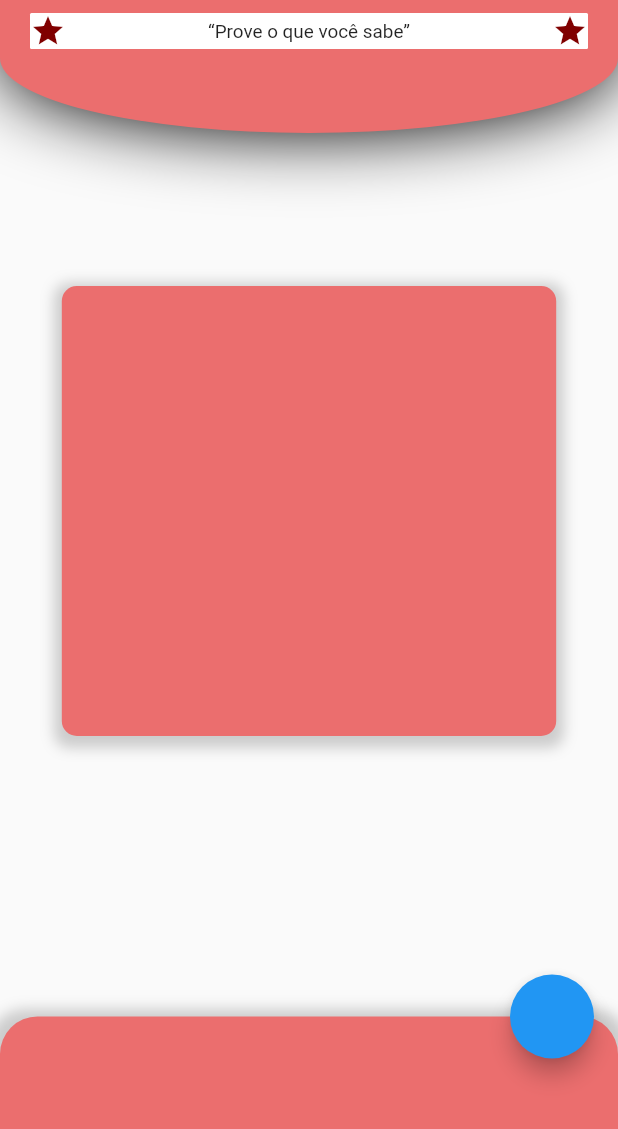
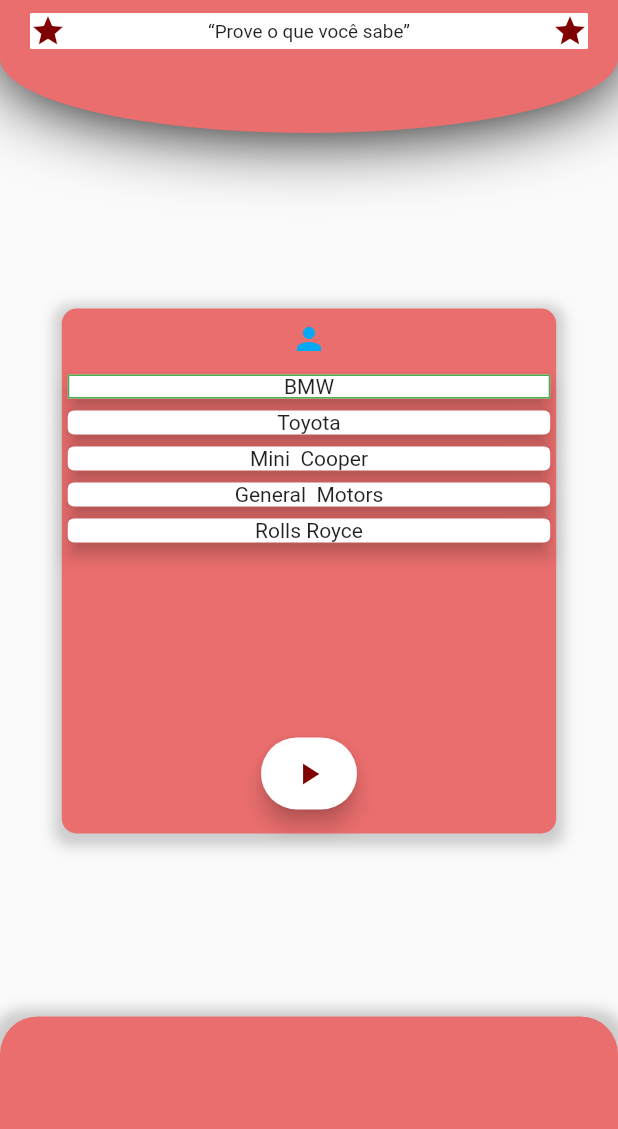
Before and after one commit to Fidjis/automakers_quiz-, a Flutter app: the screen it shows after launch, on a phone screen of 412 x 824 dp, the part 107-1236 px from its top. Run offline on Flutter 3.47's test engine with Material 2 defaults, Android fonts, the phone set to English and light mode, and no system bars; our stand-ins replace get.

Commit message:
Created widget of questions and model of the data received

```diff
--- /dev/null
+++ b/lib/core/domain/models/question_model.dart
@@ -0,0 +1,21 @@
+class Question {
+  late String brand;
+  late List<String> options;
+  late String correct;
+
+  Question({required this.brand, required this.options, required this.correct});
+
+  Question.fromJson(Map<String, dynamic> json) {
+    brand = json['brand'];
+    options = json['options'].cast<String>();
+    correct = json['correct'];
+  }
+
+  Map<String, dynamic> toJson() {
+    final Map<String, dynamic> data = new Map<String, dynamic>();
+    data['brand'] = this.brand;
+    data['options'] = this.options;
+    data['correct'] = this.correct;
+    return data;
+  }
+}
--- a/lib/presentation/pages/home_page/home_page_controller.dart
+++ b/lib/presentation/pages/home_page/home_page_controller.dart
@@ -1,13 +1,46 @@
+import 'package:automakers_quiz/core/domain/models/question_model.dart';
 import 'package:flutter/material.dart';
 import 'package:get/get.dart';
 
 class HomePageController extends GetxController {
+  //home
   final scaffoldKey = GlobalKey<ScaffoldState>();
 
+  //SlidInOutWidget
   final startPos = Rx<double>(-1.0);
   final endPos = Rx<double>(0.0);
   final curve = Rx<Curve>(Curves.elasticOut);
-  final contentChild = Rx<Widget>(Container());
+
+  //QuestionsWidget
+  final selectedIndex = Rx(0);
+  // final question = Rx(<Question>[]);
+  final questions = Rx(<Question>[
+    Question.fromJson({
+      "brand": "BMW",
+      "options": ["Inglaterra", "USA", "Alemanha", "JapÃ£o"],
+      "correct": "alemanha"
+    }),
+    Question.fromJson({
+      "brand": "Toyota",
+      "options": ["Inglaterra", "USA", "Alemanha", "JapÃ£o"],
+      "correct": "japao"
+    }),
+    Question.fromJson({
+      "brand": "Mini  Cooper",
+      "options": ["Inglaterra", "USA", "Alemanha", "JapÃ£o"],
+      "correct": "inglaterra"
+    }),
+    Question.fromJson({
+      "brand": "General  Motors",
+      "options": ["Inglaterra", "USA", "Alemanha", "JapÃ£o"],
+      "correct": "usa"
+    }),
+    Question.fromJson({
+      "brand": "Rolls Royce",
+      "options": ["Inglaterra", "USA", "Alemanha", "JapÃ£o"],
+      "correct": "inglaterra"
+    }),
+  ]);
 
   @override
   void onInit() {
--- a/lib/presentation/pages/home_page/home_page_view.dart
+++ b/lib/presentation/pages/home_page/home_page_view.dart
@@ -1,26 +1,28 @@
-import 'package:automakers_quiz/presentation/util/app_style.dart';
-import 'package:automakers_quiz/presentation/util/star_icon.dart';
-import 'package:automakers_quiz/presentation/widgets/app_title_widget.dart';
+import 'package:automakers_quiz/presentation/widgets/app_bar/my_app_bar.dart';
+import 'package:automakers_quiz/presentation/pages/home_page/home_page_widgets/home_quetions_widget.dart';
 import 'package:flutter/material.dart';
 import 'package:get/get.dart';
 
 import 'home_page_controller.dart';
 import 'home_page_widgets/home_botton_bar.dart';
+import 'home_page_widgets/home_slide_In_out_widget.dart';
 
 class HomePage extends GetView<HomePageController> {
   @override
   Widget build(BuildContext context) {
     return SafeArea(
       child: Scaffold(
-        floatingActionButton: FloatingActionButton(onPressed: () => controller.changeContendChildWithSlidAnimation()),
         bottomSheet: HomeBottomBar(),
         key: controller.scaffoldKey,
         body: Stack(
           children: [
-            buildAppBar(context),
+            MyAppBar(),
             Center(
-              child: SlideInOutWidget(
-                child: controller.contentChild.value,
+              child: Padding(
+                padding: const EdgeInsets.only(top: 80.0),
+                child: SlideInOutWidget(
+                  child: QuestionsWidget(),
+                ),
               ),
             )
           ],
@@ -28,90 +30,4 @@
       ),
     );
   }
-
-  Widget buildAppBar(BuildContext context) {
-    return Container(
-      margin: EdgeInsets.only(bottom: 10.0),
-      height: 160.0,
-      width: double.infinity,
-      decoration: BoxDecoration(
-        color: AppStyle.terciaryColor,
-        boxShadow: [BoxShadow(blurRadius: 40.0)],
-        borderRadius: BorderRadius.vertical(bottom: Radius.elliptical(MediaQuery.of(context).size.width, 100.0)),
-      ),
-      child: Stack(
-        children: <Widget>[
-          AppTitle(),
-          Positioned(
-            top: 80.0,
-            left: 0.0,
-            right: 0.0,
-            child: Container(
-              padding: EdgeInsets.symmetric(horizontal: 20.0),
-              child: DecoratedBox(
-                decoration: BoxDecoration(borderRadius: BorderRadius.circular(1.0), color: Colors.white),
-                child: Row(
-                  children: [
-                    StarIcon(),
-                    Expanded(
-                      child: Container(
-                        alignment: Alignment.center,
-                        child: Text(
-                          "“Prove o que você sabe”",
-                          textScaleFactor: 0.9,
-                          textAlign: TextAlign.center,
-                        ),
-                      ),
-                    ),
-                    StarIcon(),
-                  ],
-                ),
-              ),
-            ),
-          )
-        ],
-      ),
-    );
-  }
 }
-
-class SlideInOutWidget extends GetView<HomePageController> {
-  final Widget? child;
-  SlideInOutWidget({@required this.child});
-
-  @override
-  Widget build(BuildContext context) {
-    return Obx(
-      () => TweenAnimationBuilder(
-        tween: Tween<Offset>(begin: Offset(controller.startPos.value, 0), end: Offset(controller.endPos.value, 0)),
-        duration: Duration(seconds: 1),
-        curve: controller.curve.value,
-        builder: (context, offset, child) {
-          return FractionalTranslation(
-            translation: offset as Offset,
-            child: Center(
-              child: Container(
-                height: 300.0,
-                width: MediaQuery.of(context).size.width * 0.8,
-                decoration: BoxDecoration(
-                  color: AppStyle.terciaryColor,
-                  borderRadius: BorderRadius.all(Radius.circular(10)),
-                  boxShadow: [
-                    BoxShadow(
-                      color: Colors.grey.withOpacity(0.5),
-                      spreadRadius: 5,
-                      blurRadius: 7,
-                      offset: Offset(0, 3),
-                    ),
-                  ],
-                ),
-              ),
-            ),
-          );
-        },
-        child: child,
-        onEnd: () {},
-      ),
-    );
-  }
-}
--- /dev/null
+++ b/lib/presentation/pages/home_page/home_page_widgets/home_quetions_widget.dart
@@ -0,0 +1,62 @@
+import 'package:automakers_quiz/presentation/util/app_style.dart';
+import 'package:automakers_quiz/presentation/widgets/spacing.dart';
+import 'package:flutter/material.dart';
+import 'package:get/get.dart';
+
+import '../home_page_controller.dart';
+
+class QuestionsWidget extends GetView<HomePageController> {
+  @override
+  Widget build(BuildContext context) {
+    return Column(
+      mainAxisSize: MainAxisSize.min,
+      children: <Widget>[
+        Spacing.extraSmall(),
+        Icon(
+          Icons.person,
+          color: Colors.lightBlue,
+        ),
+        Spacing.extraSmall(),
+        Flexible(
+          child: ListView.builder(
+            itemCount: controller.questions.value.length,
+            itemBuilder: (BuildContext context, int position) {
+              return Obx(
+                () => InkWell(
+                  onTap: () => controller.selectedIndex.value = position,
+                  child: Container(
+                    // width: 150,
+                    child: Card(
+                      shape: (controller.selectedIndex.value == position)
+                          ? RoundedRectangleBorder(side: BorderSide(color: Colors.green))
+                          : null,
+                      elevation: 5,
+                      child: Column(
+                        mainAxisAlignment: MainAxisAlignment.spaceAround,
+                        children: <Widget>[
+                          Text(controller.questions.value[position].brand),
+                        ],
+                      ),
+                    ),
+                  ),
+                ),
+              );
+            },
+          ),
+        ),
+        Spacing.extraSmall(),
+        Padding(
+          padding: EdgeInsets.symmetric(vertical: 16.0),
+          child: FloatingActionButton.extended(
+            backgroundColor: AppStyle.segundaryColor,
+            onPressed: () => controller.changeContendChildWithSlidAnimation(),
+            label: Icon(
+              Icons.play_arrow,
+              color: AppStyle.primaryColor,
+            ),
+          ),
+        ),
+      ],
+    );
+  }
+}
--- /dev/null
+++ b/lib/presentation/pages/home_page/home_page_widgets/home_slide_In_out_widget.dart
@@ -0,0 +1,47 @@
+import 'package:automakers_quiz/presentation/util/app_style.dart';
+import 'package:flutter/material.dart';
+import 'package:get/get.dart';
+
+import '../home_page_controller.dart';
+
+class SlideInOutWidget extends GetView<HomePageController> {
+  final Widget? child;
+  SlideInOutWidget({@required this.child});
+
+  @override
+  Widget build(BuildContext context) {
+    return Obx(
+      () => TweenAnimationBuilder(
+        tween: Tween<Offset>(begin: Offset(controller.startPos.value, 0), end: Offset(controller.endPos.value, 0)),
+        duration: Duration(seconds: 1),
+        curve: controller.curve.value,
+        builder: (context, offset, child) {
+          return FractionalTranslation(
+            translation: offset as Offset,
+            child: Center(
+              child: Container(
+                child: child,
+                height: 350.0,
+                width: MediaQuery.of(context).size.width * 0.8,
+                decoration: BoxDecoration(
+                  color: AppStyle.terciaryColor,
+                  borderRadius: BorderRadius.all(Radius.circular(10)),
+                  boxShadow: [
+                    BoxShadow(
+                      color: Colors.grey.withOpacity(0.5),
+                      spreadRadius: 5,
+                      blurRadius: 7,
+                      offset: Offset(0, 3),
+                    ),
+                  ],
+                ),
+              ),
+            ),
+          );
+        },
+        child: child,
+        onEnd: () {},
+      ),
+    );
+  }
+}
--- /dev/null
+++ b/lib/presentation/widgets/app_bar/my_app_bar.dart
@@ -0,0 +1,57 @@
+import 'package:automakers_quiz/presentation/util/app_style.dart';
+import 'package:flutter/material.dart';
+
+import '../star_icon_widget.dart';
+import 'widgets/app_title_widget.dart';
+
+class MyAppBar extends StatelessWidget {
+  const MyAppBar({
+    Key? key,
+  }) : super(key: key);
+
+  @override
+  Widget build(BuildContext context) {
+    return Container(
+      margin: EdgeInsets.only(bottom: 10.0),
+      height: 160.0,
+      width: double.infinity,
+      decoration: BoxDecoration(
+        color: AppStyle.terciaryColor,
+        boxShadow: [BoxShadow(blurRadius: 40.0)],
+        borderRadius: BorderRadius.vertical(bottom: Radius.elliptical(MediaQuery.of(context).size.width, 100.0)),
+      ),
+      child: Stack(
+        children: <Widget>[
+          AppTitle(),
+          Positioned(
+            top: 80.0,
+            left: 0.0,
+            right: 0.0,
+            child: Container(
+              padding: EdgeInsets.symmetric(horizontal: 20.0),
+              child: DecoratedBox(
+                decoration: BoxDecoration(borderRadius: BorderRadius.circular(1.0), color: Colors.white),
+                child: Row(
+                  children: [
+                    StarIcon(),
+                    Expanded(
+                      child: Container(
+                        alignment: Alignment.center,
+                        child: Text(
+                          "“Prove o que você sabe”",
+                          textScaleFactor: 0.9,
+                          textAlign: TextAlign.center,
+                        ),
+                      ),
+                    ),
+                    StarIcon(),
+                  ],
+                ),
+              ),
+            ),
+          )
+        ],
+      ),
+    );
+  }
+}
--- /dev/null
+++ b/lib/presentation/widgets/spacing.dart
@@ -0,0 +1,29 @@
+import 'package:flutter/material.dart';
+
+class Spacing extends StatelessWidget {
+  final double? size;
+
+  factory Spacing.extraSmall() {
+    return const Spacing._(size: 8);
+  }
+
+  factory Spacing.small() {
+    return const Spacing._(size: 16);
+  }
+
+  factory Spacing.normal() {
+    return const Spacing._(size: 24);
+  }
+
+  const Spacing._({
+    this.size,
+  });
+
+  @override
+  Widget build(BuildContext context) {
+    return SizedBox(
+      height: size,
+      width: size,
+    );
+  }
+}
--- a/lib/presentation/util/star_icon.dart
+++ b/lib/presentation/widgets/star_icon_widget.dart
@@ -1,6 +1,6 @@
 import 'package:flutter/material.dart';
 
-import 'app_style.dart';
+import '../util/app_style.dart';
 
 class StarIcon extends StatelessWidget {
   @override
```
Also changed, not shown: lib/presentation/widgets/app_bar/widgets/app_title_widget.dart (renamed from lib/presentation/widgets/app_title_widget.dart).
